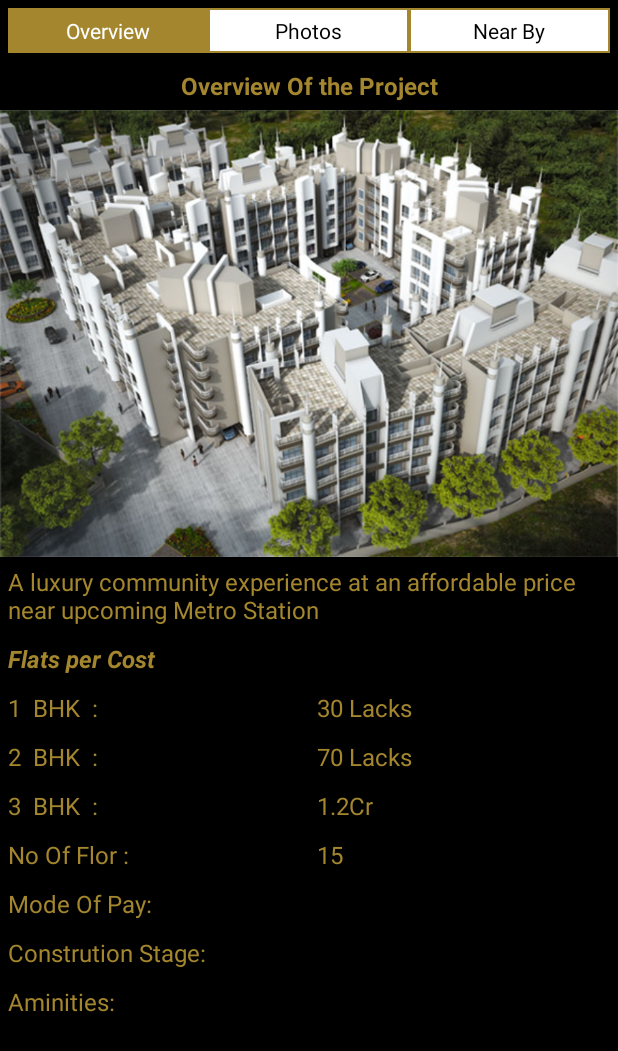
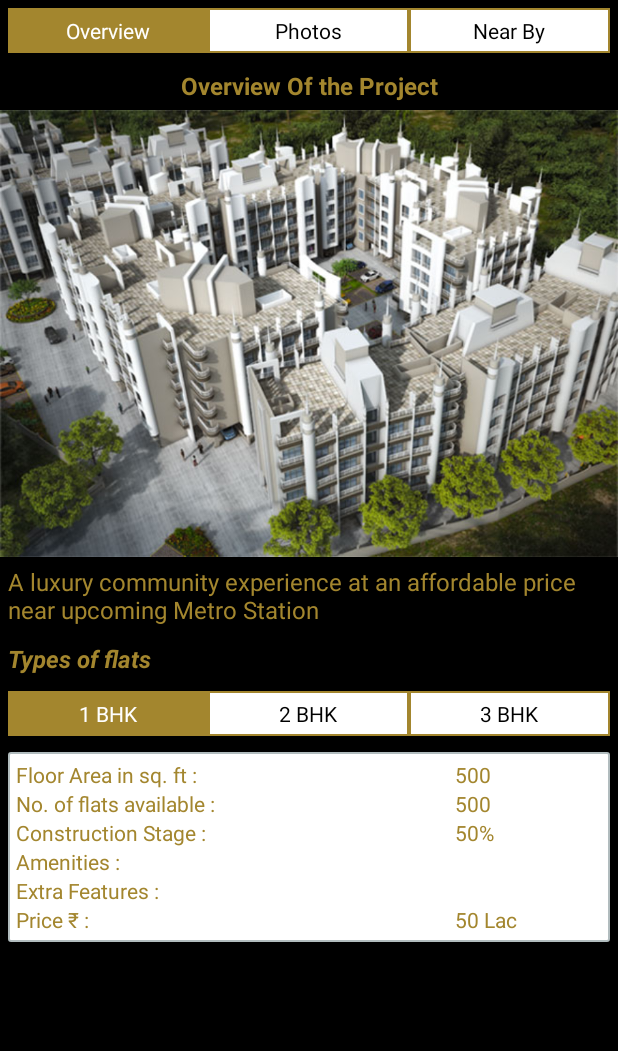
Before and after one commit to AzaharSheikh/RealEstateApp, an Android app: the layout my_project_layout.xml on its own in the app's theme, with its tools: preview values and no code run, on a phone screen of 412 x 824 dp. Shown: the top 1051 px of the screen. Run offline under Robolectric (Android 15) with nearby library versions, the light colour scheme and no system bars.

Commit message:
my project update

```diff
--- a/app/src/main/java/com/thoughtinterac/realestateapp/CustomAdapter/GalleryImagesAdapter.java
+++ b/app/src/main/java/com/thoughtinterac/realestateapp/CustomAdapter/GalleryImagesAdapter.java
@@ -3,7 +3,12 @@ package com.thoughtinterac.realestateapp.CustomAdapter;
 import android.app.Activity;
 import android.content.Context;
 import android.content.Intent;
+import android.graphics.Bitmap;
+import android.graphics.drawable.BitmapDrawable;
+import android.graphics.drawable.Drawable;
+import android.net.Uri;
 import android.os.Bundle;
+import android.provider.MediaStore;
 import android.view.LayoutInflater;
 import android.view.View;
 import android.view.ViewGroup;
@@ -59,27 +64,7 @@ public class GalleryImagesAdapter extends BaseAdapter {
         ImageView img_single_image=(ImageView)convertView.findViewById(R.id.img_single_image);
         LinearLayout li_main=(LinearLayout)convertView.findViewById(R.id.li_main);
         final GalleryImagesModel m = imageItems.get(position);
-        /*Button btn_site_visit=(Button)convertView.findViewById(R.id.btn_site_visit);
-        // getting movie data for the row
-        final Product m = productItems.get(position);
-        btn_site_visit.setOnClickListener(new View.OnClickListener() {
-            @Override
-            public void onClick(View v) {
-                Bundle bundle = new Bundle();
-                Toast.makeText(activity,m.getTitle(),Toast.LENGTH_LONG).show();
 
-                Intent i = new Intent(activity, Product_Details_Activity.class);
-                bundle.putString("title", m.getTitle());
-                bundle.putString("details", m.getP_details());
-                bundle.putString("address", m.getP_address());
-                i.putExtras(bundle);
-                activity.startActivity(i);
-            }
-        });*/
-        // thumbnail image
-
-
-        // title
         li_main.setOnClickListener(new View.OnClickListener() {
             @Override
             public void onClick(View v) {
@@ -93,6 +78,20 @@ public class GalleryImagesAdapter extends BaseAdapter {
                 activity.startActivity(i);
             }
         });
+        li_main.setOnLongClickListener(new View.OnLongClickListener() {
+            @Override
+            public boolean onLongClick(View v) {
+                Drawable myDrawable = activity.getResources().getDrawable(m.getImage_id());
+                Bitmap anImage      = ((BitmapDrawable) myDrawable).getBitmap();
+                String pathofBmp = MediaStore.Images.Media.insertImage(activity.getContentResolver(), anImage,m.getImg_name(), null);
+                Uri bmpUri = Uri.parse(pathofBmp);
+                final Intent emailIntent1 = new Intent(     android.content.Intent.ACTION_SEND);
+                emailIntent1.setFlags(Intent.FLAG_ACTIVITY_NEW_TASK);
+                emailIntent1.putExtra(Intent.EXTRA_STREAM, bmpUri);
+                emailIntent1.setType("image/png");
+                return true;
+            }
+        });
         img_single_image.setImageResource(m.getImage_id());
 //setImage
         return convertView;
--- a/app/src/main/java/com/thoughtinterac/realestateapp/Fragments/MyProjectFragment.java
+++ b/app/src/main/java/com/thoughtinterac/realestateapp/Fragments/MyProjectFragment.java
@@ -15,6 +15,7 @@ import android.widget.LinearLayout;
 import android.widget.ListView;
 import android.widget.RadioGroup;
 import android.widget.ScrollView;
+import android.widget.TextView;
 import android.widget.Toast;
 
 import com.thoughtinterac.realestateapp.CustomAdapter.PlaceCustomAdapter;
@@ -43,7 +44,7 @@ public class MyProjectFragment extends Fragment {
     // TODO: Rename and change types of parameters
     private String mParam1;
     private String mParam2;
-    private RadioGroup rg_myproject;
+    private RadioGroup rg_myproject,rg_flat_type;
     private OnFragmentInteractionListener mListener;
     String data;
    ProgressDialog pDialog;
@@ -54,7 +55,8 @@ ScrollView li_my_project_photos;
     double lng=72.998993;
     int flag=0;
     LinearLayout li_overview;
-    ImageView img_share;
+    View rootView;
+    TextView txt_value_area_sq_ft,txt_value_flat_available,txt_value_construction_stage,txt_value_extra_feature,txt_value_price;
 
 
     public MyProjectFragment() {
@@ -92,14 +94,46 @@ ScrollView li_my_project_photos;
     public View onCreateView(LayoutInflater inflater, ViewGroup container,
                              Bundle savedInstanceState) {
         // Inflate the layout for this fragment
-        View rootView = inflater.inflate(R.layout.my_project_layout, container, false);
+        rootView = inflater.inflate(R.layout.my_project_layout, container, false);
         rg_myproject = (RadioGroup) rootView.findViewById(R.id.rg_myproject);
+        rg_flat_type = (RadioGroup) rootView.findViewById(R.id.rg_flat_type);
         listView = (ListView) rootView.findViewById(R.id.list_place);
         listView.setVisibility(View.GONE);
         li_overview=(LinearLayout)rootView.findViewById(R.id.li_overview);
         li_my_project_photos=(ScrollView)rootView.findViewById(R.id.li_my_project_photos);
         li_my_project_photos.setVisibility(View.GONE);
         link = "http://www.gemini-properties.com/";
+        initWidgets();
+        rg_flat_type.setOnCheckedChangeListener(new RadioGroup.OnCheckedChangeListener() {
+            @Override
+            public void onCheckedChanged(RadioGroup group, int checkedId) {
+                switch (checkedId)
+                {
+                    case R.id.rbt_one_bhk_details:
+                        txt_value_area_sq_ft.setText("550");
+                        txt_value_flat_available.setText("10");
+                        txt_value_construction_stage.setText("50%");
+                        txt_value_extra_feature.setText("Intent");
+                        txt_value_price.setText("50 Lac");
+                        break;
+                    case R.id.rbt_two_bhk_list:
+                        txt_value_area_sq_ft.setText("1550");
+                        txt_value_flat_available.setText("5");
+                        txt_value_construction_stage.setText("60%");
+                        txt_value_extra_feature.setText("Intent");
+                        txt_value_price.setText("90 Lac");
+                        break;
+                    case R.id.rbt_three_bhk:
+
+                        txt_value_area_sq_ft.setText("2550");
+                        txt_value_flat_available.setText("7");
+                        txt_value_construction_stage.setText("40%");
+                        txt_value_extra_feature.setText("Intent");
+                        txt_value_price.setText("2 Cr");
+                        break;
+                }
+            }
+        });
        rg_myproject.setOnCheckedChangeListener(new RadioGroup.OnCheckedChangeListener() {
            @Override
            public void onCheckedChanged(RadioGroup group, int checkedId) {
@@ -136,6 +170,19 @@ ScrollView li_my_project_photos;
        });
         return rootView;
 
+    }
+
+    private void initWidgets() {
+        txt_value_area_sq_ft=(TextView)rootView.findViewById(R.id.txt_value_area_sq_ft);
+        txt_value_flat_available=(TextView)rootView.findViewById(R.id.txt_value_flat_available);
+        txt_value_construction_stage=(TextView)rootView.findViewById(R.id.txt_value_construction_stage);
+        txt_value_extra_feature=(TextView)rootView.findViewById(R.id.txt_value_extra_feature);
+        txt_value_price=(TextView)rootView.findViewById(R.id.txt_value_price);
+        txt_value_area_sq_ft.setText("550");
+        txt_value_flat_available.setText("10");
+        txt_value_construction_stage.setText("50%");
+        txt_value_extra_feature.setText("Intent");
+        txt_value_price.setText("50 Lac");
     }
 
     private void getPlaceListAsync(final double lat,final double lng) {
--- a/app/src/main/res/layout/my_project_layout.xml
+++ b/app/src/main/res/layout/my_project_layout.xml
@@ -207,185 +207,179 @@ Metro Station"
                     android:layout_width="match_parent"
                     android:layout_height="wrap_content"
                     android:id="@+id/txt_bhk"
-                    android:text="Flats per Cost"
+                    android:text="Types of flats"
                     android:textColor="@color/gold"
                     android:textSize="16dp"
                     android:padding="5dp"
                     android:textStyle="bold|italic"
                     />
+
             </LinearLayout>
+            <RadioGroup
+                android:layout_width="match_parent"
+                android:layout_height="wrap_content"
+                android:layout_margin="5dp"
+                android:layout_marginTop="10dp"
+                android:id="@+id/rg_flat_type"
+                android:gravity="center"
+                android:orientation="horizontal" >
+                <RadioButton
+                    android:id="@+id/rbt_one_bhk_details"
+                    android:layout_weight="1"
+                    android:text="1 BHK"
+                    android:gravity="center"
+                    android:background="@drawable/rbtn_selector"
+                    android:button="@null"
+                    android:checked="true"
+                    android:textColor="@drawable/rbtn_textcolor_selector"
+                    android:padding="5dp"
+                    android:layout_width="0dp"
+                    android:layout_height="wrap_content" />
+                <RadioButton
+                    android:id="@+id/rbt_two_bhk_list"
+                    android:layout_width="0dp"
+                    android:padding="5dp"
+                    android:background="@drawable/rbtn_selector"
+                    android:textColor="@drawable/rbtn_textcolor_selector"
+                    android:text="2 BHK"
+                    android:button="@null"
+                    android:gravity="center"
+                    android:layout_weight="1"
+                    android:layout_height="wrap_content" />
+                <RadioButton
+                    android:id="@+id/rbt_three_bhk"
+                    android:layout_weight="1"
+                    android:padding="5dp"
+                    android:background="@drawable/rbtn_selector"
+                    android:textColor="@drawable/rbtn_textcolor_selector"
+                    android:text="3 BHK"
+                    android:button="@null"
+                    android:gravity="center"
+                    android:layout_width="0dp"
+                    android:layout_height="wrap_content" />
 
+            </RadioGroup>
             <LinearLayout
                 android:layout_width="match_parent"
-                android:layout_height="wrap_content"
-                android:orientation="horizontal">
-
+                android:layout_margin="5dp"
+                android:background="@drawable/layout_border"
+                android:layout_height="wrap_content">
+                <LinearLayout
+                    android:layout_width="match_parent"
+                    android:orientation="vertical"
+                    android:layout_margin="5dp"
+                    android:layout_height="wrap_content">
+                    <LinearLayout
+                        android:layout_width="match_parent"
+                        android:layout_height="wrap_content">
                     <TextView
+                        android:layout_weight="7.5"
+                        android:textColor="@color/gold"
+                        android:id="@+id/txt_view_area_sq_ft"
+                        android:text="Floor Area in sq. ft :"
                         android:layout_width="0dp"
-                    android:layout_height="wrap_content"
-                    android:id="@+id/txt_bhk"
-                    android:text="1  BHK  : "
+                        android:layout_height="wrap_content" />
+                        <TextView
+                            android:text="500"
+                            android:id="@+id/txt_value_area_sq_ft"
+                            android:layout_weight="2.5"
                             android:textColor="@color/gold"
-                    android:layout_gravity="left"
-                    android:textSize="16dp"
-                    android:layout_weight="4"
-                    android:padding="5dp"
-                    />
-                <TextView
                             android:layout_width="0dp"
-                    android:layout_height="wrap_content"
-                    android:id="@+id/txt_bhk"
-                    android:text="30 Lacks"
-                    android:textColor="@color/gold"
-                    android:layout_gravity="right"
-                    android:textSize="16dp"
-                    android:layout_weight="4"
-                    android:padding="5dp"
-                    />
-
+                            android:layout_height="wrap_content" />
                     </LinearLayout>
                     <LinearLayout
                         android:layout_width="match_parent"
-                android:layout_height="wrap_content"
-                android:orientation="horizontal">
+                        android:layout_height="wrap_content">
+                        <TextView
+                            android:layout_weight="7.5"
+                            android:textColor="@color/gold"
+                            android:id="@+id/txt_view_flat_available"
+                            android:text="No. of flats available :"
+                            android:layout_width="0dp"
+                            android:layout_height="wrap_content" />
+                        <TextView
+                            android:text="500"
+                            android:layout_weight="2.5"
+                            android:id="@+id/txt_value_flat_available"
+                            android:textColor="@color/gold"
+                            android:layout_width="0dp"
+                            android:layout_height="wrap_content" />
+                    </LinearLayout>
+                    <LinearLayout
+                        android:layout_width="match_parent"
+                        android:layout_height="wrap_content">
+                        <TextView
+                            android:layout_weight="7.5"
+                            android:id="@+id/txt_view_construction_stage"
+                            android:textColor="@color/gold"
+                            android:text="Construction Stage :"
+                            android:layout_width="0dp"
+                            android:layout_height="wrap_content" />
+                        <TextView
+                            android:text="50%"
+                            android:layout_weight="2.5"
+                            android:id="@+id/txt_value_construction_stage"
+                            android:textColor="@color/gold"
+                            android:layout_width="0dp"
+                            android:layout_height="wrap_content" />
+                    </LinearLayout>
+                    <LinearLayout
+                        android:layout_width="match_parent"
+                        android:layout_height="wrap_content">
+                        <TextView
+                            android:layout_weight="7.5"
+                            android:id="@+id/txt_view_amenities"
+                            android:textColor="@color/gold"
+                            android:text="Amenities :"
+                            android:layout_width="0dp"
+                            android:layout_height="wrap_content" />
+                        <TextView
 
+                            android:layout_weight="2.5"
+                            android:id="@+id/txt_value_amenities"
+                            android:textColor="@color/gold"
+                            android:layout_width="0dp"
+                            android:layout_height="wrap_content" />
+                    </LinearLayout>
+                    <LinearLayout
+                        android:layout_width="match_parent"
+                        android:layout_height="wrap_content">
                         <TextView
+                            android:layout_weight="7.5"
+                            android:id="@+id/txt_view_extra_feature"
+                            android:textColor="@color/gold"
+                            android:text="Extra Features :"
                             android:layout_width="0dp"
-                    android:layout_height="wrap_content"
-                    android:id="@+id/txt_bhk"
-                    android:text="2  BHK  : "
+                            android:layout_height="wrap_content" />
+                        <TextView
+                            android:layout_weight="2.5"
+                            android:id="@+id/txt_value_extra_feature"
                             android:textColor="@color/gold"
-                    android:layout_gravity="left"
-                    android:textSize="16dp"
-                    android:layout_weight="4"
-                    android:padding="5dp"
-                    />
+                            android:layout_width="0dp"
+                            android:layout_height="wrap_content" />
+                    </LinearLayout>
+                    <LinearLayout
+                        android:layout_width="match_parent"
+                        android:layout_height="wrap_content">
                         <TextView
+                            android:layout_weight="7.5"
+                            android:id="@+id/txt_view_price"
+                            android:textColor="@color/gold"
+                            android:text="@string/PriceRs"
                             android:layout_width="0dp"
-                    android:layout_height="wrap_content"
-                    android:id="@+id/txt_bhk"
-                    android:text="70 Lacks"
+                            android:layout_height="wrap_content" />
+                        <TextView
+                            android:text="50 Lac"
+                            android:layout_weight="2.5"
+                            android:id="@+id/txt_value_price"
                             android:textColor="@color/gold"
-                    android:layout_gravity="right"
-                    android:textSize="16dp"
-                    android:layout_weight="4"
-                    android:padding="5dp"
-                    />
+                            android:layout_width="0dp"
+                            android:layout_height="wrap_content" />
+                    </LinearLayout>
+                </LinearLayout>
 
             </LinearLayout>
 
-            <LinearLayout
-                android:layout_width="match_parent"
-                android:layout_height="wrap_content"
-                android:orientation="horizontal">
-
-                <TextView
-                    android:layout_width="0dp"
-                    android:layout_height="wrap_content"
-                    android:id="@+id/txt_bhk"
-                    android:text="3  BHK  : "
-                    android:textColor="@color/gold"
-                    android:layout_gravity="left"
-                    android:textSize="16dp"
-                    android:layout_weight="4"
-                    android:padding="5dp"
-                    />
-                <TextView
-                    android:layout_width="0dp"
-                    android:layout_height="wrap_content"
-                    android:id="@+id/txt_bhk"
-                    android:text="1.2Cr"
-                    android:textColor="@color/gold"
-                    android:layout_gravity="right"
-                    android:textSize="16dp"
-                    android:layout_weight="4"
-                    android:padding="5dp"
-                    />
-
-            </LinearLayout>
-
-            <LinearLayout
-                android:layout_width="match_parent"
-                android:layout_height="wrap_content"
-                android:orientation="horizontal">
-
-                <TextView
-                    android:layout_width="0dp"
-                    android:layout_height="wrap_content"
-                    android:id="@+id/txt_bhk"
-                    android:text="No Of Flor : "
-                    android:textColor="@color/gold"
-                    android:layout_gravity="left"
-                    android:textSize="16dp"
-                    android:layout_weight="4"
-                    android:padding="5dp"
-                    />
-                <TextView
-                    android:layout_width="0dp"
-                    android:layout_height="wrap_content"
-                    android:id="@+id/txt_bhk"
-                    android:text="15"
-                    android:textColor="@color/gold"
-                    android:layout_gravity="right"
-                    android:textSize="16dp"
-                    android:layout_weight="4"
-                    android:padding="5dp"
-                    />
-
-            </LinearLayout>
-
-            <LinearLayout
-                android:layout_width="match_parent"
-                android:layout_height="wrap_content"
-                android:orientation="horizontal">
-
-                <TextView
-                    android:layout_width="0dp"
-                    android:layout_height="wrap_content"
-                    android:id="@+id/txt_bhk"
-                    android:text="Mode Of Pay: "
-                    android:textColor="@color/gold"
-                    android:layout_gravity="left"
-                    android:textSize="16dp"
-                    android:layout_weight="4"
-                    android:padding="5dp"
-                    />
-            </LinearLayout>
-            <LinearLayout
-                android:layout_width="match_parent"
-                android:layout_height="wrap_content"
-                android:orientation="horizontal">
-
-                <TextView
-                    android:layout_width="0dp"
-                    android:layout_height="wrap_content"
-                    android:id="@+id/txt_bhk"
-                    android:text="Constrution Stage: "
-                    android:textColor="@color/gold"
-                    android:layout_gravity="left"
-                    android:textSize="16dp"
-                    android:layout_weight="4"
-                    android:padding="5dp"
-                    />
-            </LinearLayout>
-
-            <LinearLayout
-                android:layout_width="match_parent"
-                android:layout_height="wrap_content"
-                android:orientation="horizontal">
-
-                <TextView
-                    android:layout_width="0dp"
-                    android:layout_height="wrap_content"
-                    android:id="@+id/txt_bhk"
-                    android:text="Aminities: "
-                    android:textColor="@color/gold"
-                    android:layout_gravity="left"
-                    android:textSize="16dp"
-                    android:layout_weight="4"
-                    android:padding="5dp"
-                    />
-            </LinearLayout>
 
         </LinearLayout>
     </LinearLayout>
--- a/app/src/main/res/values/strings.xml
+++ b/app/src/main/res/values/strings.xml
@@ -15,4 +15,5 @@
 
     </string-array>
     <string name="thoughtinteract"><b><font color='black'>thought</font><font color='yellow'>Interact</font></b></string>
+    <string name="PriceRs">Price \u20B9 :</string>
 </resources>
```
Lines whose indentation alone changed are shown as unchanged.
